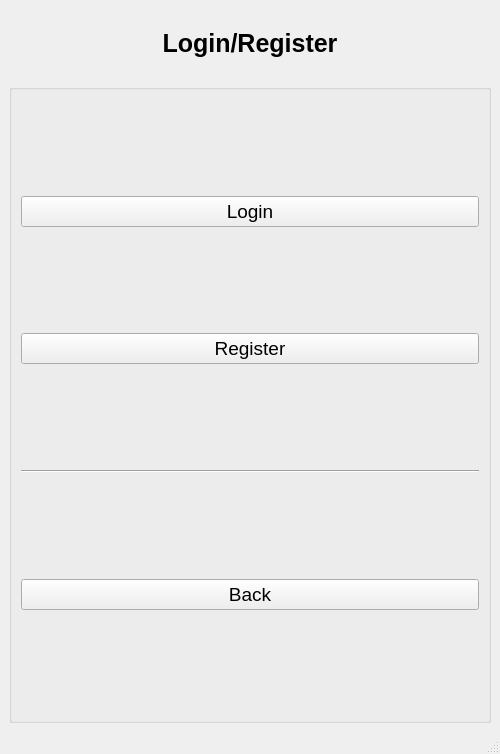
Qt form advanced/practice_7_GUI/resources/ui/login_register.ui (novobranchenko-danil/124-19) before a commit.
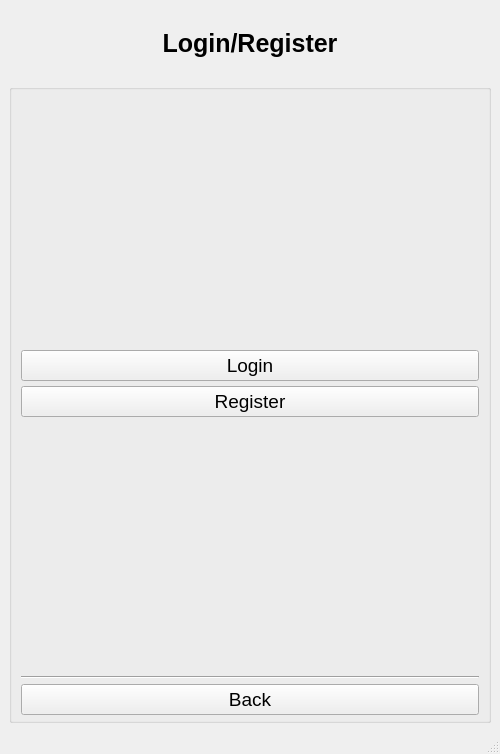
The same form after that commit.

What changed in the file:
```diff
--- a/advanced/practice_7_GUI/resources/ui/login_register.ui
+++ b/advanced/practice_7_GUI/resources/ui/login_register.ui
@@ -88,7 +88,7 @@
       <property name="alignment">
        <set>Qt::AlignmentFlag::AlignCenter</set>
       </property>
-      <layout class="QVBoxLayout" name="verticalLayout" stretch="1,1,0,1">
+      <layout class="QVBoxLayout" name="verticalLayout" stretch="0,1,1,0,0,1">
        <property name="spacing">
         <number>5</number>
        </property>
@@ -101,6 +101,19 @@
        <property name="bottomMargin">
         <number>5</number>
        </property>
+       <item>
+        <spacer name="verticalSpacer">
+         <property name="orientation">
+          <enum>Qt::Orientation::Vertical</enum>
+         </property>
+         <property name="sizeHint" stdset="0">
+          <size>
+           <width>20</width>
+           <height>40</height>
+          </size>
+         </property>
+        </spacer>
+       </item>
        <item>
         <widget class="QPushButton" name="login_button">
          <property name="text">
@@ -121,6 +134,19 @@
          </property>
         </widget>
        </item>
+       <item>
+        <spacer name="verticalSpacer_2">
+         <property name="orientation">
+          <enum>Qt::Orientation::Vertical</enum>
+         </property>
+         <property name="sizeHint" stdset="0">
+          <size>
+           <width>20</width>
+           <height>40</height>
+          </size>
+         </property>
+        </spacer>
+       </item>
        <item>
         <widget class="Line" name="line">
          <property name="orientation">
```
